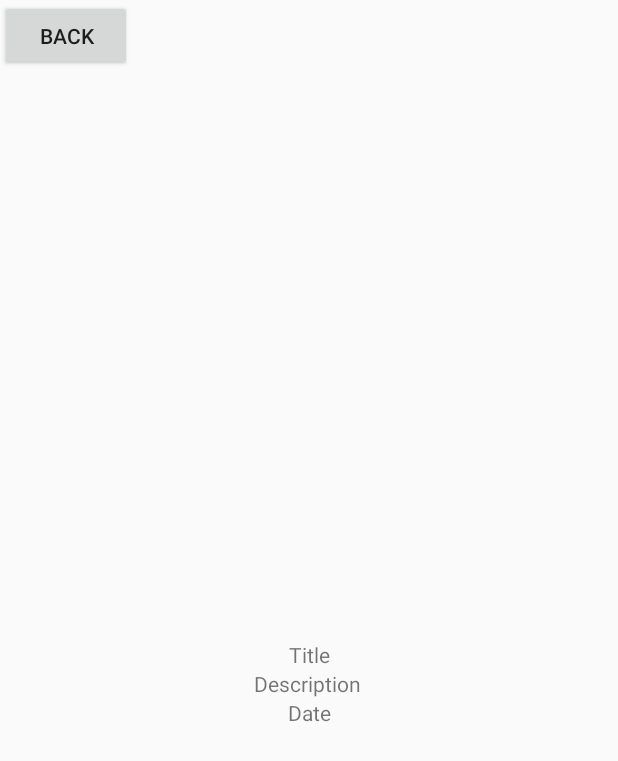
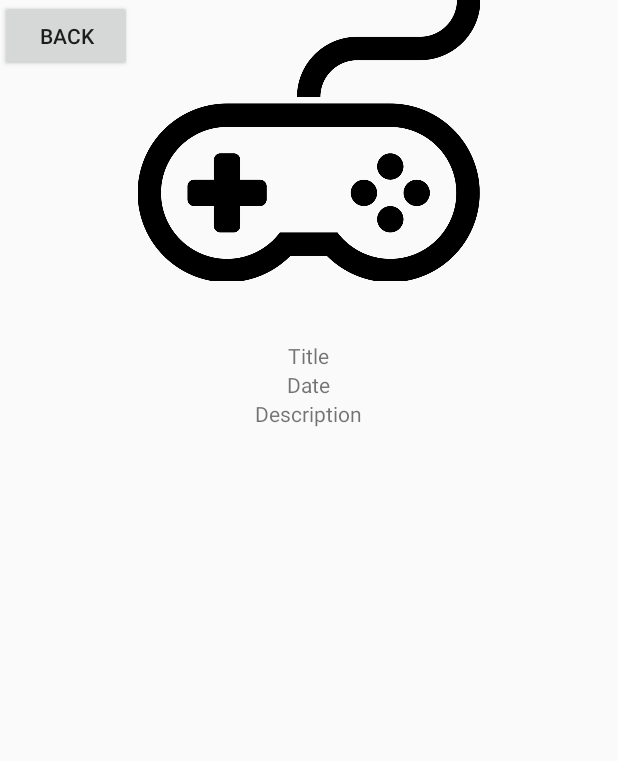
Before and after one commit to Zstorm999/FantasyReference, an Android app: the layout fragment_game_detail.xml on its own in the app's theme, with its tools: preview values and no code run, on a phone screen of 412 x 824 dp. Shown: the top 761 px of the screen. Run offline under Robolectric (Android 15) with nearby library versions, the phone set to English and light mode, and no system bars.

Commit message:
Improved layout for detail view

```diff
--- a/app/build.gradle
+++ b/app/build.gradle
@@ -30,6 +30,11 @@ android {
     kotlinOptions {
         jvmTarget = '1.8'
     }
+}
+
+repositories {
+    google()
+    mavenCentral()
 }
 
 dependencies {
@@ -65,5 +70,9 @@ dependencies {
     // To use Kotlin Symbolic Processing (KSP)
     //ksp("androidx.room:room-compiler:$room_version")
 
+    //Glide - bitmap import & display
+    implementation 'com.github.bumptech.glide:glide:4.12.0'
+    annotationProcessor 'com.github.bumptech.glide:compiler:4.12.0'
+
 
 }
--- a/app/src/main/java/com/archambeau/fantasyreference/presenter/game/GameDetailPresenter.kt
+++ b/app/src/main/java/com/archambeau/fantasyreference/presenter/game/GameDetailPresenter.kt
@@ -15,6 +15,6 @@ class GameDetailPresenter(override val fragment: GameDetailFragment) : Presenter
 
         fragment.nameLabel.text = game.name
         fragment.descriptionLabel.text = game.description
-        fragment.dateLabel.text = SimpleDateFormat("dd mm, yyyy").format(game.releasedDate)
+        fragment.dateLabel.text = SimpleDateFormat("dd MMMM, yyyy").format(game.releasedDate)
     }
 }
--- a/app/src/main/res/layout/fragment_game_detail.xml
+++ b/app/src/main/res/layout/fragment_game_detail.xml
@@ -15,31 +15,51 @@
             app:layout_constraintStart_toStartOf="parent"
             app:layout_constraintTop_toTopOf="parent"
     />
+    <ImageView
+            android:layout_width="245dp"
+            android:layout_height="187dp"
+            android:id="@+id/imageView"
+            app:layout_constraintTop_toTopOf="parent"
+            app:layout_constraintEnd_toEndOf="parent"
+            app:layout_constraintStart_toStartOf="parent"
+            app:srcCompat="@drawable/game_placeholder"/>
+
+
+    <ScrollView
+            android:layout_height="wrap_content"
+            android:layout_width="match_parent"
+
+            app:layout_constraintEnd_toEndOf="parent"
+            app:layout_constraintStart_toStartOf="parent"
+            app:layout_constraintTop_toBottomOf="@+id/imageView"
+            app:layout_constraintHorizontal_bias="0.0" android:layout_marginTop="40dp">
+        <LinearLayout
+                android:orientation="vertical"
+                android:layout_width="match_parent"
+                android:layout_height="wrap_content"
+                android:layout_gravity="center"
+                android:gravity="center">
             <TextView
                     android:id="@+id/gamedetail_name_label"
                     android:text="Title"
                     android:layout_width="wrap_content"
                     android:layout_height="wrap_content"
-            app:layout_constraintTop_toBottomOf="@+id/gamedetail_goback_button"
-            app:layout_constraintBottom_toBottomOf="parent"
-            app:layout_constraintEnd_toEndOf="parent"
-            app:layout_constraintStart_toStartOf="parent"/>
+            />
+            <TextView
+                    android:id="@+id/gamedetail_date_label"
+                    android:text="Date"
+                    android:layout_width="wrap_content"
+                    android:layout_height="wrap_content"
+            />
             <TextView
                     android:id="@+id/gamedetail_description_label"
                     android:text="Description"
                     android:layout_width="wrap_content"
                     android:layout_height="wrap_content"
-            app:layout_constraintTop_toBottomOf="@id/gamedetail_name_label"
-            app:layout_constraintStart_toStartOf="parent"
-            app:layout_constraintEnd_toEndOf="parent" app:layout_constraintHorizontal_bias="0.498"/>
-    <TextView
-            android:id="@+id/gamedetail_date_label"
-            android:text="Date"
-            android:layout_width="wrap_content"
-            android:layout_height="wrap_content"
-            app:layout_constraintTop_toBottomOf="@+id/gamedetail_description_label"
-            app:layout_constraintEnd_toEndOf="parent"
-            app:layout_constraintStart_toStartOf="parent"/>
+
+            />
+        </LinearLayout>
+    </ScrollView>
 
 
 </androidx.constraintlayout.widget.ConstraintLayout>
```
Also changed, not shown: app/src/main/res/drawable/game_placeholder.png (added). Lines whose indentation alone changed are shown as unchanged.
